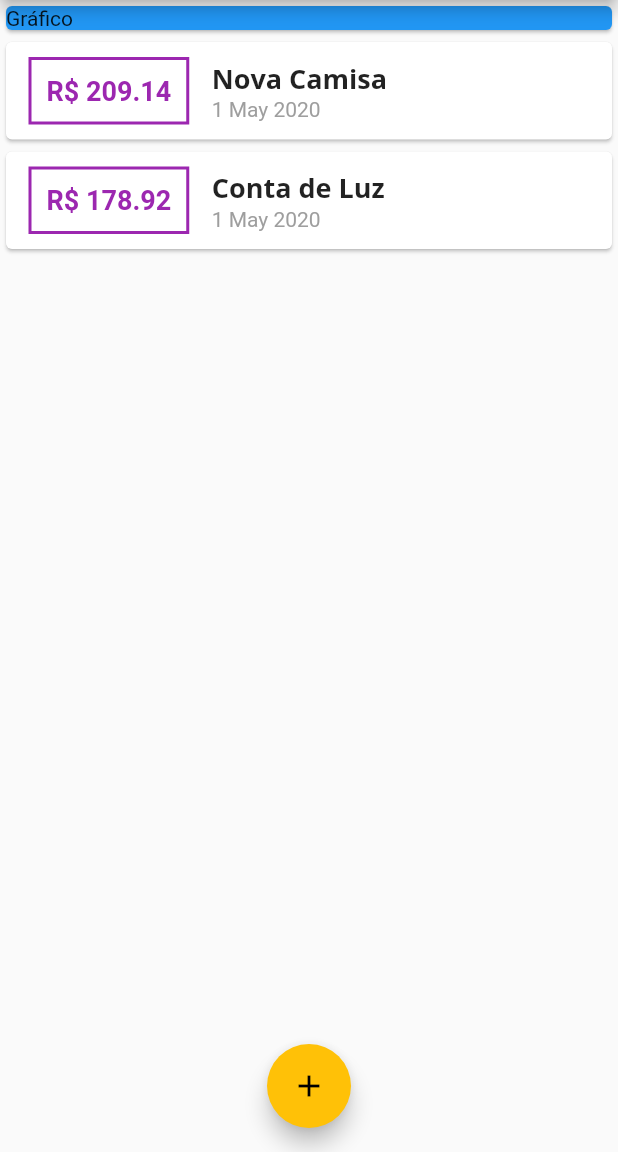
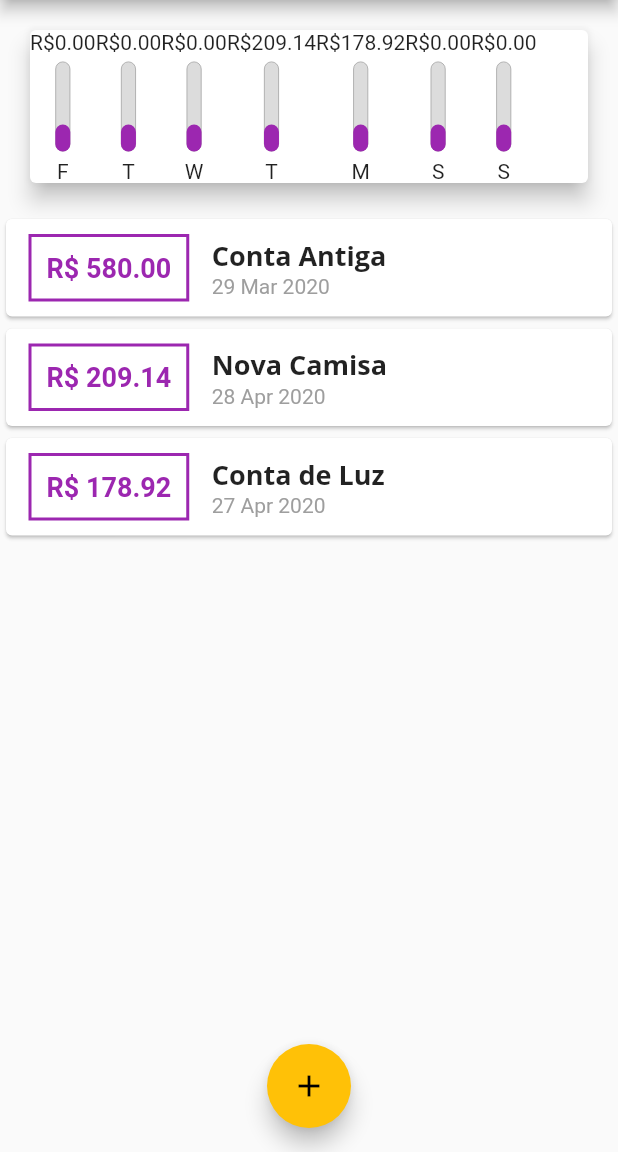
Before and after one commit to dikdudu/despesasPessoais, a Flutter app: the screen it shows after launch, on a phone screen of 412 x 824 dp, the part 84-1236 px from its top. Run offline on Flutter 3.47's test engine with Material 2 defaults, Android fonts, the phone set to English and light mode, and no system bars.

Commit message:
construindo grafico

```diff
--- a/lib/components/chart.dart
+++ b/lib/components/chart.dart
@@ -1,3 +1,4 @@
+import 'package:expenses/components/chart_bar.dart';
 import 'package:expenses/models/transaction_model.dart';
 import 'package:flutter/material.dart';
 import 'package:intl/intl.dart';
@@ -23,9 +24,6 @@ class Chart extends StatelessWidget {
         }
       }
 
-      print(DateFormat.E().format(weekDay)[0]);
-      print(totalSum);
-
       return {
         'day': DateFormat.E().format(weekDay)[0],
         'value': totalSum,
@@ -35,11 +33,18 @@ class Chart extends StatelessWidget {
 
   @override
   Widget build(BuildContext context) {
+    groupedTransaction;
     return Card(
       elevation: 6,
       margin: EdgeInsets.all(20),
       child: Row(
-        children: <Widget>[],
+        children: groupedTransaction.map((tr){
+          return ChartBar(
+            label: tr['day'],
+            value: tr['value'],
+            percentage: 0.3,
+          );
+        }).toList(),
       ),
     );
   }
--- /dev/null
+++ b/lib/components/chart_bar.dart
@@ -0,0 +1,53 @@
+import 'package:flutter/material.dart';
+
+class ChartBar extends StatelessWidget {
+  final String label;
+  final double value;
+  final double percentage;
+
+  ChartBar({this.label, this.value, this.percentage});
+
+  @override
+  Widget build(BuildContext context) {
+    return Column(
+      children: <Widget>[
+        Text('R\$${value.toStringAsFixed(2)}'),
+        SizedBox(
+          height: 5,
+        ),
+        Container(
+          height: 60,
+          width: 10,
+          child: Stack(
+            alignment: Alignment.bottomCenter,
+            children: <Widget>[
+              Container(
+                decoration: BoxDecoration(
+                  border: Border.all(
+                    color: Colors.grey,
+                    width: 0.5,
+                  ),
+                  color: Color.fromRGBO(220, 220, 220, 1),
+                  borderRadius: BorderRadius.circular(5),
+                ),
+              ),
+              FractionallySizedBox(
+                heightFactor: percentage,
+                child: Container(
+                  decoration: BoxDecoration(
+                    color: Theme.of(context).primaryColor,
+                    borderRadius: BorderRadius.circular(5),
+                  ),
+                ),
+              ),
+            ],
+          ),
+        ),
+        SizedBox(
+          height: 5,
+        ),
+        Text(label),
+      ],
+    );
+  }
+}
--- a/lib/main.dart
+++ b/lib/main.dart
@@ -1,4 +1,5 @@
 import 'dart:math';
+import 'package:expenses/components/chart.dart';
 import 'package:expenses/components/transaction_form.dart';
 import 'package:flutter/material.dart';
 import 'components/transaction_list.dart';
@@ -45,18 +46,32 @@ class HomePage extends StatefulWidget {
 class _HomePageState extends State<HomePage> {
   final List <Transaction>_transactions = [
     Transaction(
+      id: 't0',
+      title: 'Conta Antiga',
+      value: 580.00,
+      date: DateTime.now().subtract(Duration(days:33)),
+    ),
+    Transaction(
       id: 't1',
       title: 'Nova Camisa',
       value: 209.14,
-      date: DateTime.now(),
+      date: DateTime.now().subtract(Duration(days:3)),
     ),
     Transaction(
       id: 't2',
       title: 'Conta de Luz',
       value: 178.92,
-      date: DateTime.now(),
+      date: DateTime.now().subtract(Duration(days:4)),
     ),
   ];
+
+  List<Transaction> get _recentTransactions {
+    return _transactions.where((tr){
+      return tr.date.isAfter(DateTime.now().subtract(
+        Duration(days: 7),
+      ));
+    }).toList();
+  }
 
   _addTransaction(String title, double value) {
     final newTransaction = Transaction(
@@ -100,10 +115,7 @@ class _HomePageState extends State<HomePage> {
         child: Column(
           crossAxisAlignment: CrossAxisAlignment.stretch,
           children: <Widget>[
-            Card(
-              color: Colors.blue,
-              child: Text("Gráfico"),
-            ),
+            Chart(_recentTransactions),
             TransactionList(_transactions),
           ],
         ),
```
